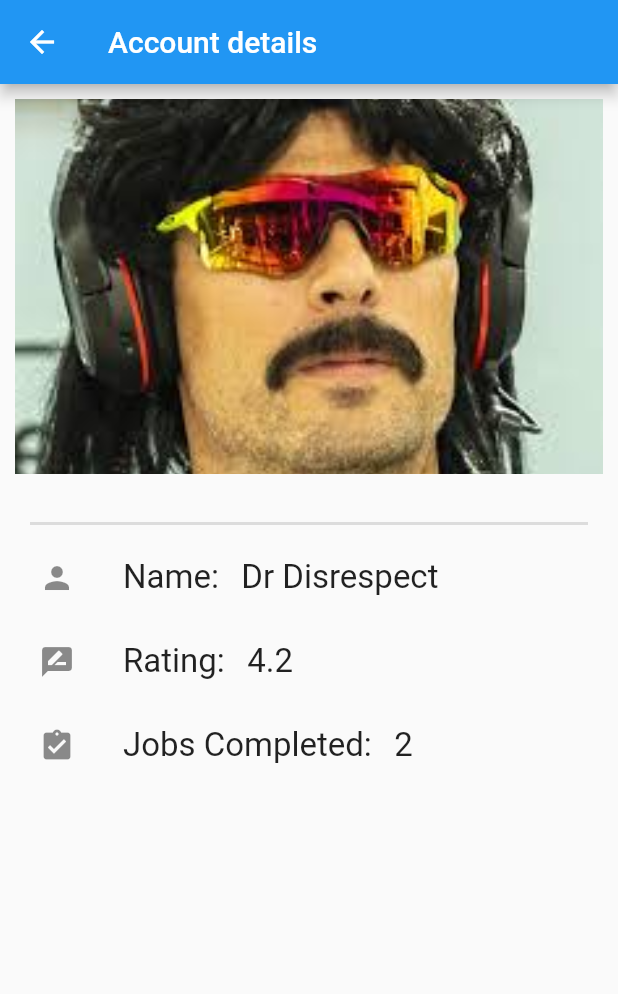
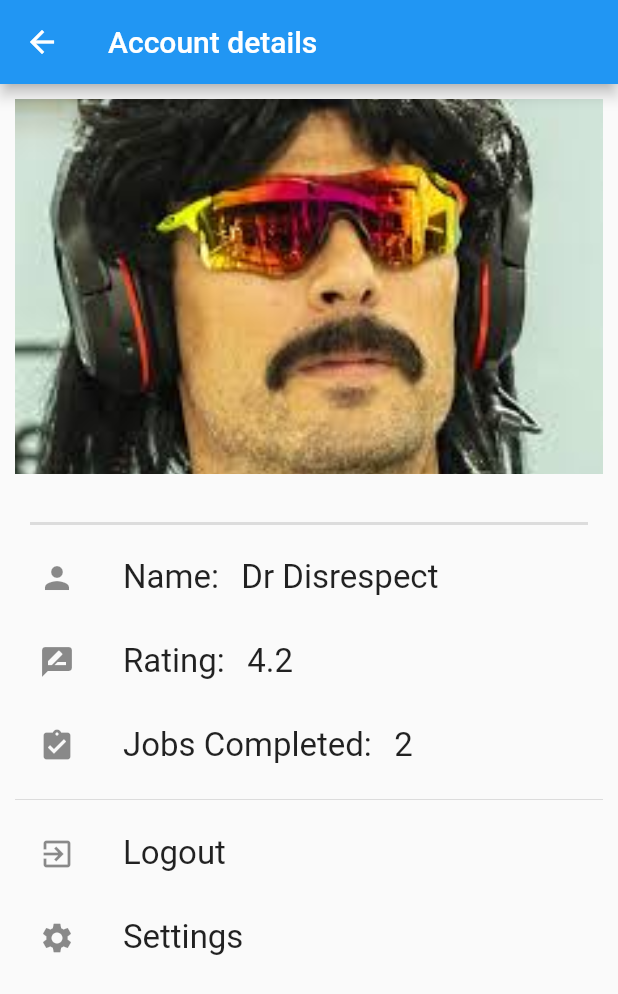
Before and after one commit to DSC-Flutter-PU/Project-App, a Flutter app: the MyHomePage screen opened directly, after a tap on the "account circle" icon, on a phone screen of 412 x 824 dp. Shown: the top 994 px of the screen. Run offline on Flutter 3.47's test engine with Material 2 defaults, Android fonts, the phone set to English and light mode, and no system bars; our stand-ins replace firebase_auth, flutter_spinkit; accounts and stored records are empty; network calls fail.

Commit message:
account page, home page modified, added a loader

```diff
--- a/lib/screens/account.dart
+++ b/lib/screens/account.dart
@@ -1,4 +1,5 @@
 import 'package:employeeapp/models/Employee.dart';
+import 'package:employeeapp/services/authentication.dart';
 import 'package:flutter/material.dart';
 
 class Account extends StatefulWidget {
@@ -7,6 +8,7 @@ class Account extends StatefulWidget {
 }
 
 class _AccountState extends State<Account> {
+  Auth _auth = Auth();
   Employee fakeAccount = new Employee(
     name: "Dr Disrespect",
     username: "drdr",
@@ -35,13 +37,17 @@ class _AccountState extends State<Account> {
                     alignment: Alignment.center,
                     image: AssetImage('images/dr.jpeg'),
                     fit: BoxFit.cover,
-                    ),
                   ),
+                ),
               ),
               SizedBox(
                 height: 25.0,
               ),
-              Divider(indent: 10.0, endIndent: 10.0, thickness: 2.0,),
+              Divider(
+                indent: 10.0,
+                endIndent: 10.0,
+                thickness: 2.0,
+              ),
               ListTile(
                 leading: Icon(Icons.person),
                 title: Row(
@@ -84,8 +90,7 @@ class _AccountState extends State<Account> {
                   ],
                 ),
               ),
-
-                ListTile(
+              ListTile(
                 leading: Icon(Icons.assignment_turned_in),
                 title: Row(
                   children: <Widget>[
@@ -107,6 +112,38 @@ class _AccountState extends State<Account> {
                   ],
                 ),
               ),
+              Divider(),
+              GestureDetector(
+                onTap: () {
+                  _auth.signOut();
+                },
+                child: ListTile(
+                  leading: Icon(Icons.exit_to_app),
+                  title: Row(
+                    children: <Widget>[
+                      Text(
+                        "Logout",
+                        style: TextStyle(
+                          fontSize: 22.0,
+                        ),
+                      ),
+                    ],
+                  ),
+                ),
+              ),
+              ListTile(
+                leading: Icon(Icons.settings),
+                title: Row(
+                  children: <Widget>[
+                    Text(
+                      "Settings",
+                      style: TextStyle(
+                        fontSize: 22.0,
+                      ),
+                    ),
+                  ],
+                ),
+              ),
             ],
           ),
         ),
--- a/lib/screens/homePage.dart
+++ b/lib/screens/homePage.dart
@@ -53,29 +53,41 @@ class _MyHomePageState extends State<MyHomePage> {
       body: Container(
         child: ListView.builder(
           itemBuilder: ((BuildContext context, int index) {
-            return ListTile(
-              title: Text(
-                jobs[index]["name"],
-                style: TextStyle(
+            return Container(
+              height: 150.0,
+              child: Card(
+                elevation: 10.0,
+                child: Column(
+                  mainAxisAlignment: MainAxisAlignment.center,
+                  crossAxisAlignment: CrossAxisAlignment.center,
+                  children: <Widget>[
+                    Text(
+                      jobs[index]["name"],
+                      style: TextStyle(
                   color: Colors.black,
                   fontSize: 22.0,
-                ),
-              ),
-              subtitle: Text(
+                      )
+                    ),
+                    Text(
                 jobs[index]["description"],
                 style: TextStyle(
                   color: Colors.black,
                   fontSize: 22.0,
                 ),
               ),
-              trailing: Text(
+                    Text(
                 jobs[index]["date"],
                 style: TextStyle(
-                  color: Colors.black,
+                  color: Colors.black45,
                   fontSize: 22.0,
                 ),
               ),
-              onTap: () {},
+
+                  ],
+                )
+
+
+              )
             );
           }),
           itemCount: jobs.length,
--- a/lib/screens/login.dart
+++ b/lib/screens/login.dart
@@ -1,3 +1,4 @@
+import 'package:employeeapp/constants/loader.dart';
 import 'package:employeeapp/screens/register.dart';
 import 'package:employeeapp/services/authentication.dart';
 import 'package:employeeapp/utils/styles.dart';
@@ -9,6 +10,7 @@ class Login extends StatefulWidget {
 
   final BaseAuth auth;
   final VoidCallback loginCallback;
+  final loading = false;
 
   @override
   _LoginState createState() => _LoginState();
@@ -17,6 +19,7 @@ class Login extends StatefulWidget {
 class _LoginState extends State<Login> {
   final scaffoldKey = GlobalKey<ScaffoldState>();
   bool _rememberME = false;
+  bool _loading = false;
   TextEditingController emailController = new TextEditingController();
   TextEditingController passwordController = new TextEditingController();
 
@@ -45,7 +48,7 @@ class _LoginState extends State<Login> {
 
   @override
   Widget build(BuildContext context) {
-    return Scaffold(
+    return _loading ? Load() : Scaffold(
       key: scaffoldKey,
       body: AnnotatedRegion<SystemUiOverlayStyle>(
         value: SystemUiOverlayStyle.light,
@@ -208,6 +211,7 @@ class _LoginState extends State<Login> {
                           onPressed: () {
                             String email = emailController.text.trim();
                             String password = passwordController.text;
+                            setState(() => _loading = true);
 
                             auth(email, password);
                           },
--- a/pubspec.yaml
+++ b/pubspec.yaml
@@ -20,6 +20,9 @@ dependencies:
   cloud_firestore: ^0.13.4+2
   firebase_database: ^3.1.3
 
+  #flutter loader
+  flutter_spinkit: "^4.1.2"
+
 dev_dependencies:
   flutter_test:
     sdk: flutter
```
Also changed, not shown: lib/constants/loader.dart (added, +18 -0 lines), pubspec.lock (added).
